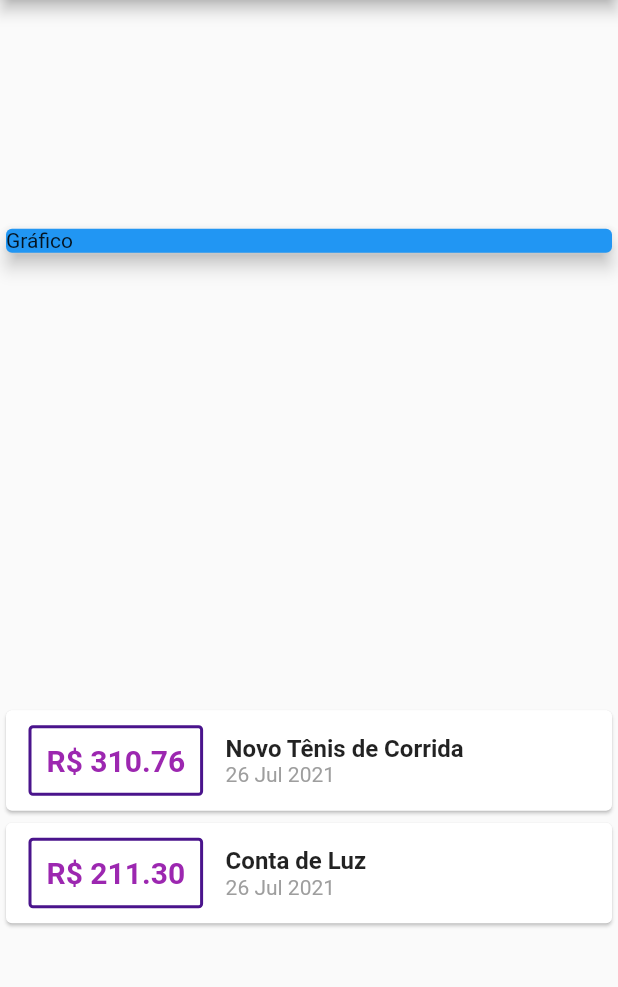
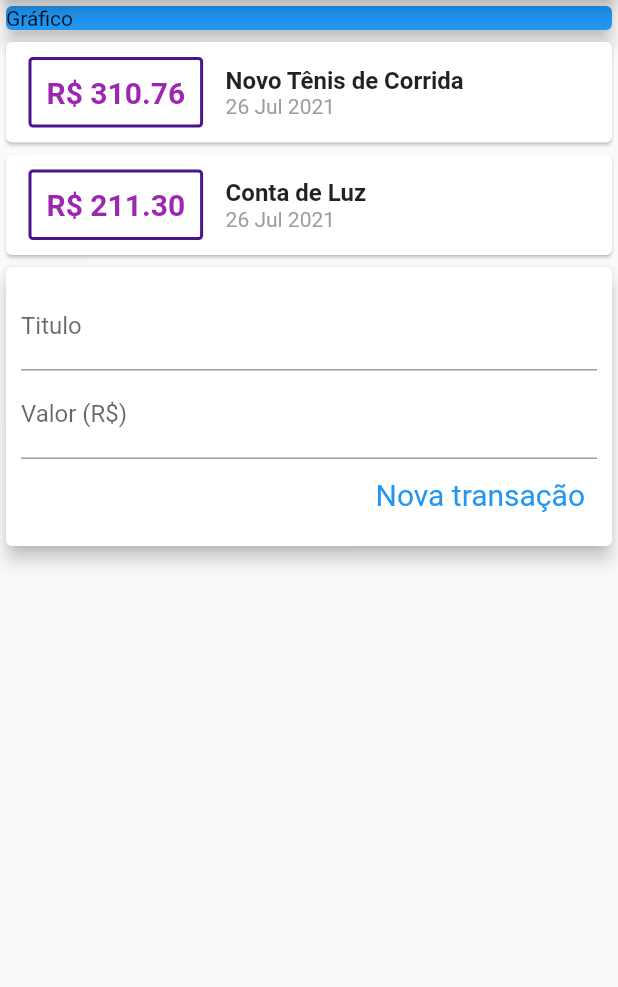
Before and after one commit to dorathoto/flutter_despesasPessoais, a Flutter app: the screen it shows after launch, on a phone screen of 412 x 824 dp, the part 84-1071 px from its top. Run offline on Flutter 3.47's test engine with Material 2 defaults, Android fonts, the phone set to English and light mode, and no system bars.

Commit message:
feat: TextField

```diff
--- a/lib/main.dart
+++ b/lib/main.dart
@@ -1,7 +1,6 @@
 import 'package:flutter/material.dart';
 import 'package:intl/intl.dart';
 import 'models/transaction.dart';
-import 'package:intl/intl.dart';
 
 main() => runApp(ExpensesApp());
 
@@ -13,6 +12,9 @@ class ExpensesApp extends StatelessWidget {
 }
 
 class MyHomePage extends StatelessWidget {
+  final titleController = TextEditingController();
+  final valueController = TextEditingController();
+
   final _transactions = [
     Transaction(
       id: 't1',
@@ -35,7 +37,7 @@ class MyHomePage extends StatelessWidget {
         title: Text('Despesas Pessoais'),
       ),
       body: Column(
-        mainAxisAlignment: MainAxisAlignment.spaceAround,
+        mainAxisAlignment: MainAxisAlignment.start,
         crossAxisAlignment: CrossAxisAlignment.stretch,
         children: <Widget>[
           Container(
@@ -92,6 +94,39 @@ class MyHomePage extends StatelessWidget {
               );
             }).toList(),
           ),
+          Card(
+            elevation: 5,
+            child: Padding(
+              padding: const EdgeInsets.all(10),
+              child: Column(
+                children: <Widget>[
+                  TextField(
+                    controller: titleController,
+                    decoration: InputDecoration(labelText: 'Titulo'),
+                  ),
+                  TextField(
+                    controller: valueController,
+                    decoration: InputDecoration(labelText: 'Valor (R\$)'),
+                  ),
+                  Row(
+                    mainAxisAlignment: MainAxisAlignment.end,
+                    children: [
+                      TextButton(
+                        style: TextButton.styleFrom(
+                            textStyle:
+                                TextStyle(fontSize: 20, color: Colors.purple)),
+                        child: Text('Nova transação'),
+                        onPressed: () {
+                          print(titleController.text);
+                          print(valueController.text);
+                        },
+                      ),
+                    ],
+                  )
+                ],
+              ),
+            ),
+          )
         ],
       ),
     );
```
